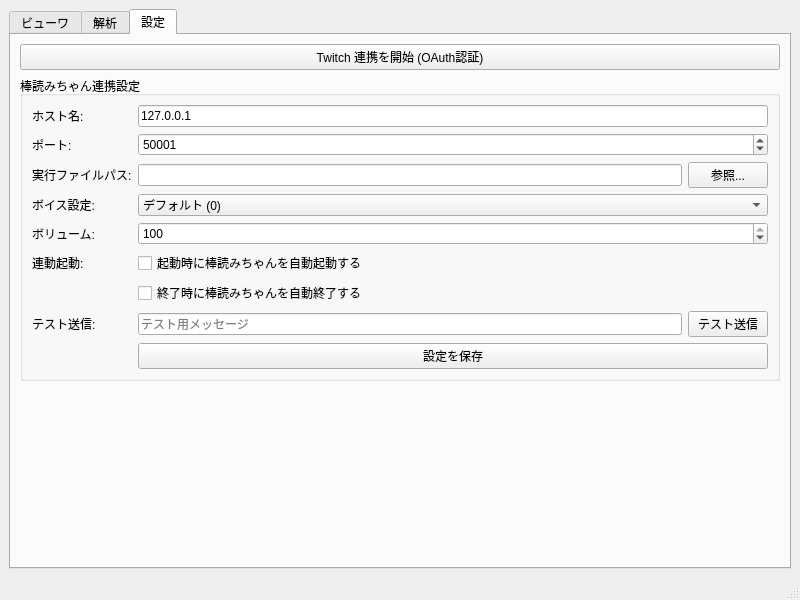
Above: src/MainWindow.ui from BLUE000/TwitchCommentViewer before the change. Below: the same form after it.
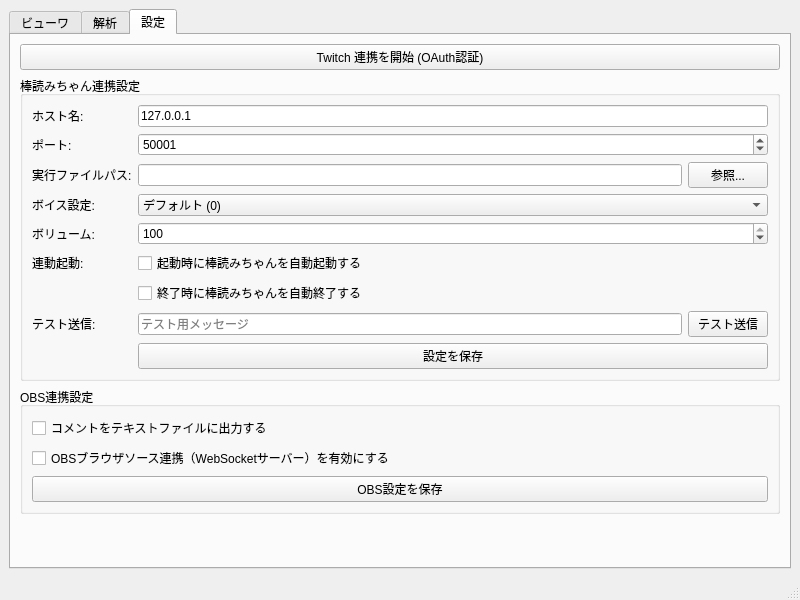
That is the form after the change. The open tabs and pages were chosen to show the change.

Commit message: feat: add OBS integration (file output and WebSocket browser source)

Diff of the .ui file:
```diff
--- a/src/MainWindow.ui
+++ b/src/MainWindow.ui
@@ -169,6 +169,30 @@
           </layout>
          </widget>
         </item>
+        <item>
+         <widget class="QGroupBox" name="groupBoxObs">
+          <property name="title">
+           <string>OBS連携設定</string>
+          </property>
+          <layout class="QVBoxLayout" name="verticalLayoutObs">
+           <item>
+            <widget class="QCheckBox" name="chkObsFileOutput">
+             <property name="text"><string>コメントをテキストファイルに出力する</string></property>
+            </widget>
+           </item>
+           <item>
+            <widget class="QCheckBox" name="chkObsWebSocket">
+             <property name="text"><string>OBSブラウザソース連携（WebSocketサーバー）を有効にする</string></property>
+            </widget>
+           </item>
+           <item>
+            <widget class="QPushButton" name="btnSaveObs">
+             <property name="text"><string>OBS設定を保存</string></property>
+            </widget>
+           </item>
+          </layout>
+         </widget>
+        </item>
         <item>
          <spacer name="verticalSpacer">
           <property name="orientation">
```
The commit also changes 14 other files.
